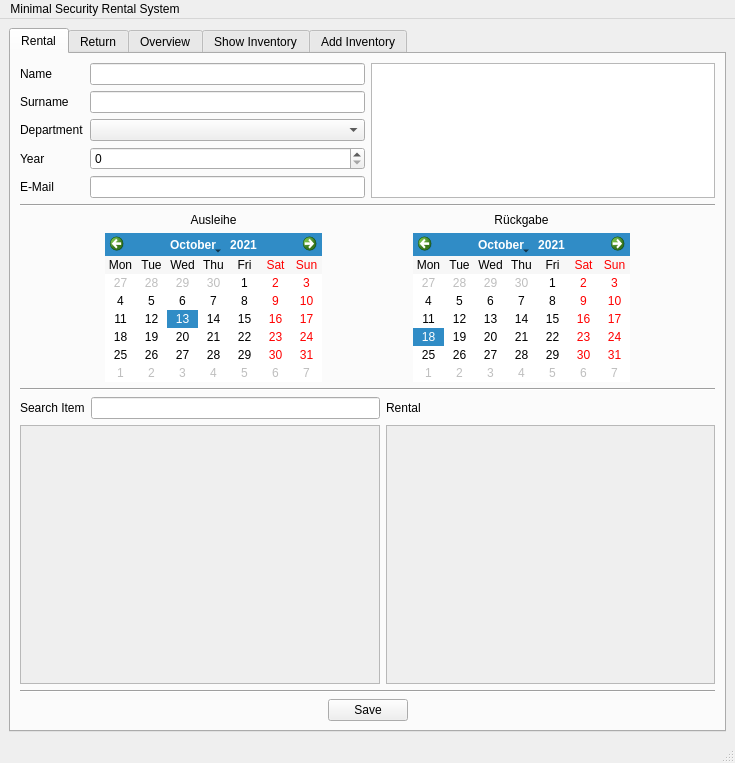
Old version of the form Minimum Security Rental System/mainwindow.ui in the repository clockdiv/Minimum-Security-Rental-System.
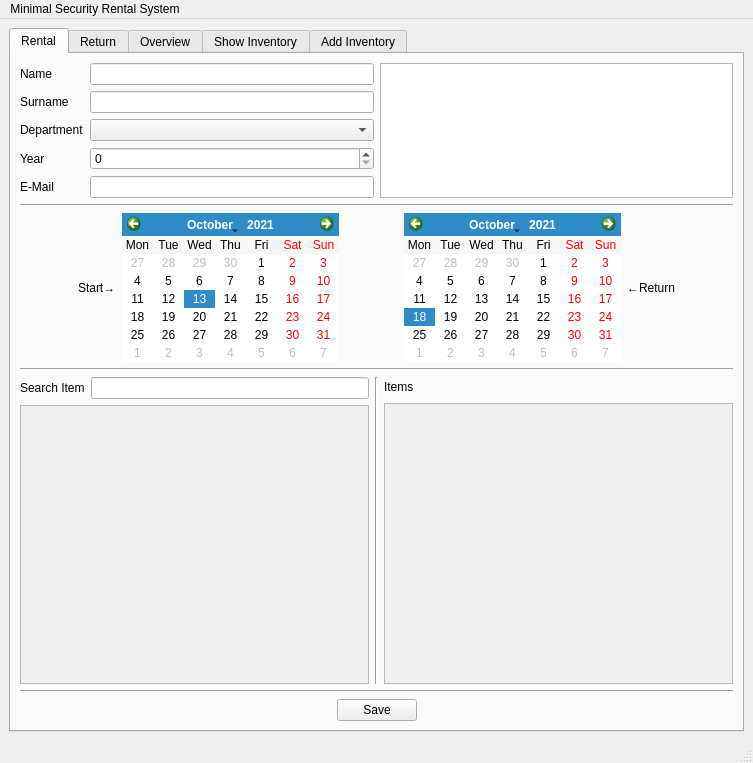
New version of the form. Custom widgets are drawn as their Qt base class.

Commit message: inventory search

```diff
--- a/Minimum Security Rental System/mainwindow.ui
+++ b/Minimum Security Rental System/mainwindow.ui
@@ -6,7 +6,7 @@
    <rect>
     <x>0</x>
     <y>0</y>
-    <width>735</width>
+    <width>753</width>
     <height>763</height>
    </rect>
   </property>
@@ -135,37 +135,7 @@
         </item>
         <item>
          <layout class="QGridLayout" name="gridLayout_2">
-          <item row="0" column="1">
-           <widget class="QLabel" name="label_7">
-            <property name="text">
-             <string>Ausleihe</string>
-            </property>
-            <property name="alignment">
-             <set>Qt::AlignCenter</set>
-            </property>
-           </widget>
-          </item>
-          <item row="1" column="4">
-           <widget class="QCalendarWidget" name="calendarWidget_RentalEnd">
-            <property name="sizePolicy">
-             <sizepolicy hsizetype="Preferred" vsizetype="Fixed">
-              <horstretch>0</horstretch>
-              <verstretch>0</verstretch>
-             </sizepolicy>
-            </property>
-            <property name="selectedDate">
-             <date>
-              <year>2021</year>
-              <month>10</month>
-              <day>18</day>
-             </date>
-            </property>
-            <property name="verticalHeaderFormat">
-             <enum>QCalendarWidget::NoVerticalHeader</enum>
-            </property>
-           </widget>
-          </item>
-          <item row="1" column="1">
+          <item row="0" column="2">
            <widget class="QCalendarWidget" name="calendarWidget_RentalStart">
             <property name="sizePolicy">
              <sizepolicy hsizetype="Preferred" vsizetype="Fixed">
@@ -191,7 +161,27 @@
             </property>
            </widget>
           </item>
-          <item row="1" column="2">
+          <item row="0" column="6">
+           <spacer name="horizontalSpacer_6">
+            <property name="orientation">
+             <enum>Qt::Horizontal</enum>
+            </property>
+            <property name="sizeHint" stdset="0">
+             <size>
+              <width>40</width>
+              <height>20</height>
+             </size>
+            </property>
+           </spacer>
+          </item>
+          <item row="0" column="1">
+           <widget class="QLabel" name="label_7">
+            <property name="text">
+             <string>Start→</string>
+            </property>
+           </widget>
+          </item>
+          <item row="0" column="3">
            <spacer name="horizontalSpacer_4">
             <property name="orientation">
              <enum>Qt::Horizontal</enum>
@@ -204,42 +194,46 @@
             </property>
            </spacer>
           </item>
+          <item row="0" column="0">
+           <spacer name="horizontalSpacer_5">
+            <property name="orientation">
+             <enum>Qt::Horizontal</enum>
+            </property>
+            <property name="sizeHint" stdset="0">
+             <size>
+              <width>40</width>
+              <height>20</height>
+             </size>
+            </property>
+           </spacer>
+          </item>
           <item row="0" column="4">
+           <widget class="QCalendarWidget" name="calendarWidget_RentalEnd">
+            <property name="sizePolicy">
+             <sizepolicy hsizetype="Preferred" vsizetype="Fixed">
+              <horstretch>0</horstretch>
+              <verstretch>0</verstretch>
+             </sizepolicy>
+            </property>
+            <property name="selectedDate">
+             <date>
+              <year>2021</year>
+              <month>10</month>
+              <day>18</day>
+             </date>
+            </property>
+            <property name="verticalHeaderFormat">
+             <enum>QCalendarWidget::NoVerticalHeader</enum>
+            </property>
+           </widget>
+          </item>
+          <item row="0" column="5">
            <widget class="QLabel" name="label_8">
             <property name="text">
-             <string>Rückgabe</string>
-            </property>
-            <property name="alignment">
-             <set>Qt::AlignCenter</set>
+             <string>←Return</string>
             </property>
            </widget>
           </item>
-          <item row="1" column="5">
-           <spacer name="horizontalSpacer_6">
-            <property name="orientation">
-             <enum>Qt::Horizontal</enum>
-            </property>
-            <property name="sizeHint" stdset="0">
-             <size>
-              <width>40</width>
-              <height>20</height>
-             </size>
-            </property>
-           </spacer>
-          </item>
-          <item row="1" column="0">
-           <spacer name="horizontalSpacer_5">
-            <property name="orientation">
-             <enum>Qt::Horizontal</enum>
-            </property>
-            <property name="sizeHint" stdset="0">
-             <size>
-              <width>40</width>
-              <height>20</height>
-             </size>
-            </property>
-           </spacer>
-          </item>
          </layout>
         </item>
         <item>
@@ -250,14 +244,9 @@
          </widget>
         </item>
         <item>
+         <layout class="QHBoxLayout" name="horizontalLayout_3">
+          <item>
          <layout class="QGridLayout" name="gridLayout_3">
-          <item row="0" column="2">
-           <widget class="QLabel" name="label_10">
-            <property name="text">
-             <string>Rental</string>
-            </property>
-           </widget>
-          </item>
           <item row="0" column="0">
            <widget class="QLabel" name="label_9">
             <property name="text">
@@ -265,6 +254,16 @@
             </property>
            </widget>
           </item>
+            <item row="0" column="1">
+             <widget class="QLineEdit" name="lineEdit_rentalSearchItem">
+              <property name="sizePolicy">
+               <sizepolicy hsizetype="Expanding" vsizetype="Fixed">
+                <horstretch>0</horstretch>
+                <verstretch>0</verstretch>
+               </sizepolicy>
+              </property>
+             </widget>
+            </item>
           <item row="1" column="0" colspan="2">
            <widget class="QScrollArea" name="scrollArea">
             <property name="widgetResizable">
@@ -275,17 +274,50 @@
               <rect>
                <x>0</x>
                <y>0</y>
-               <width>350</width>
-               <height>144</height>
-              </rect>
-             </property>
-            </widget>
+                 <width>332</width>
+                 <height>168</height>
+                </rect>
+               </property>
+               <layout class="QVBoxLayout" name="verticalLayout_9">
+                <item>
+                 <layout class="QVBoxLayout" name="scrollAreaLayout_SearchItem"/>
+                </item>
+                <item>
+                 <spacer name="verticalSpacer_2">
+                  <property name="orientation">
+                   <enum>Qt::Vertical</enum>
+                  </property>
+                  <property name="sizeHint" stdset="0">
+                   <size>
+                    <width>20</width>
+                    <height>40</height>
+                   </size>
+                  </property>
+                 </spacer>
+                </item>
+               </layout>
+              </widget>
+             </widget>
+            </item>
+           </layout>
+          </item>
+          <item>
+           <widget class="Line" name="line_5">
+            <property name="orientation">
+             <enum>Qt::Vertical</enum>
+            </property>
+           </widget>
+          </item>
+          <item>
+           <layout class="QGridLayout" name="gridLayout_4">
+            <item row="0" column="0">
+             <widget class="QLabel" name="label_10">
+              <property name="text">
+               <string>Items </string>
+              </property>
            </widget>
           </item>
           <item row="0" column="1">
-           <widget class="QLineEdit" name="lineEdit"/>
-          </item>
-          <item row="0" column="3">
            <spacer name="horizontalSpacer_7">
             <property name="orientation">
              <enum>Qt::Horizontal</enum>
@@ -298,7 +330,7 @@
             </property>
            </spacer>
           </item>
-          <item row="1" column="2" colspan="2">
+            <item row="1" column="0" colspan="2">
            <widget class="QScrollArea" name="scrollArea_2">
             <property name="widgetResizable">
              <bool>true</bool>
@@ -308,12 +340,14 @@
               <rect>
                <x>0</x>
                <y>0</y>
-               <width>315</width>
-               <height>144</height>
+                 <width>332</width>
+                 <height>169</height>
               </rect>
              </property>
             </widget>
            </widget>
+            </item>
+           </layout>
           </item>
          </layout>
         </item>
@@ -683,7 +717,7 @@
     <rect>
      <x>0</x>
      <y>0</y>
-     <width>735</width>
+     <width>753</width>
      <height>24</height>
     </rect>
    </property>
```
Left out of the diff: 2 changed lines with no effect on the pictures. Lines whose indentation alone changed are shown as unchanged. The commit also changes 7 other files.
